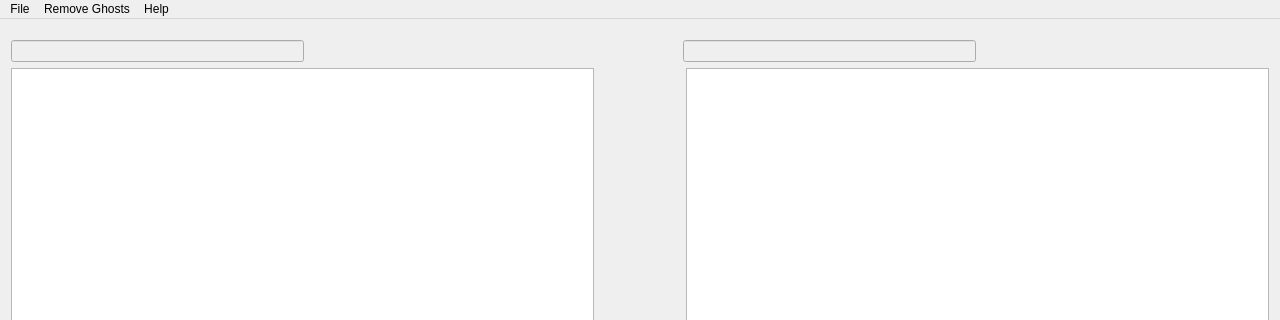
This is Ui/AoRGhostManager.ui in burninrubber0/AoRGhostManager as Qt 5 draws it before an edit; both pictures show x 0 to 1280 and y 0 to 320 of the 1280 by 712 pixel window. The edited form follows.
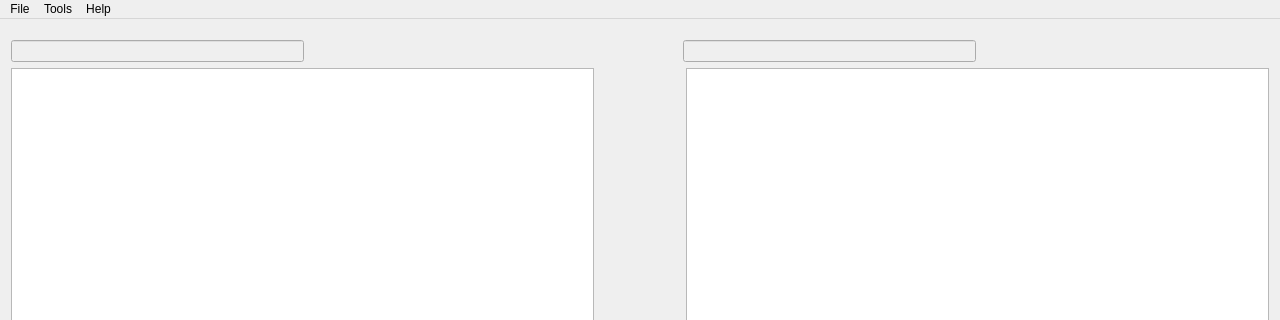
This is the edited form. Icons and pictures are not drawn.

Commit message:
Add close confirmation and rename menu item
Also updated readme.

What changed in the file:
```diff
--- a/Ui/AoRGhostManager.ui
+++ b/Ui/AoRGhostManager.ui
@@ -271,14 +271,14 @@
     </property>
     <addaction name="actionAbout"/>
    </widget>
-   <widget class="QMenu" name="menuRemoveGhosts">
+   <widget class="QMenu" name="menuTools">
     <property name="title">
-     <string>Remove Ghosts</string>
+     <string>Tools</string>
     </property>
     <addaction name="actionGhostRemover"/>
    </widget>
    <addaction name="menuFile"/>
-   <addaction name="menuRemoveGhosts"/>
+   <addaction name="menuTools"/>
    <addaction name="menuHelp"/>
   </widget>
   <action name="actionExit">
```
The commit also changes 2 other files.
